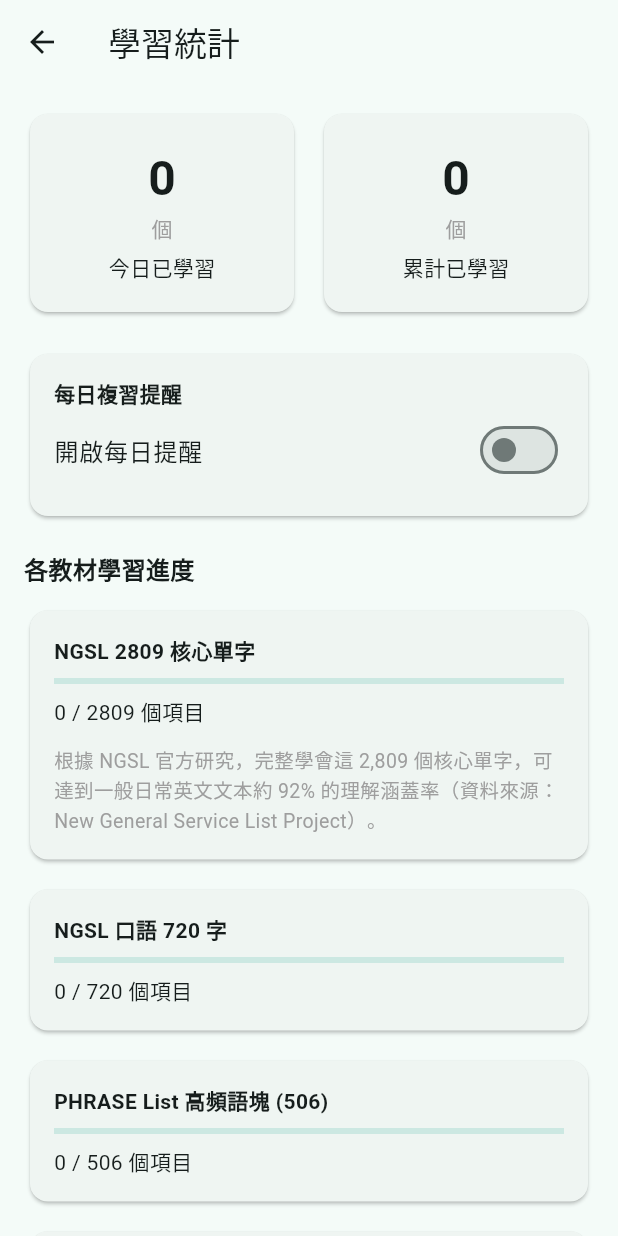
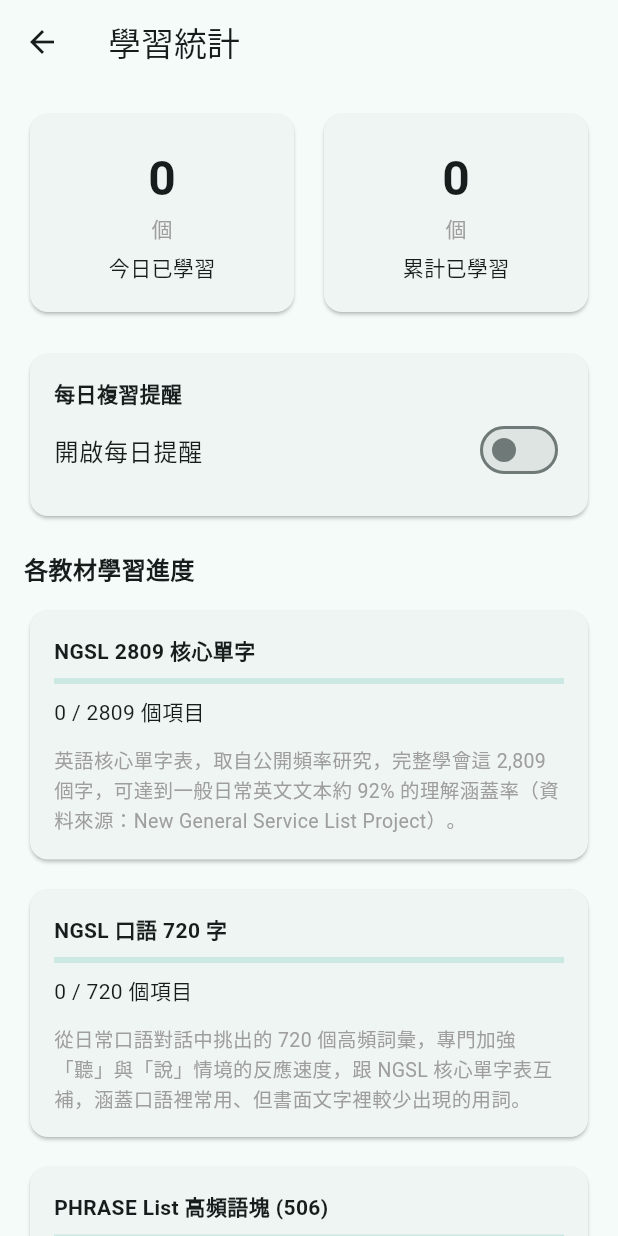
Before and after one commit to lawrence124875/english-learning-app, a Flutter app: the StatsScreen screen opened directly, on a phone screen of 412 x 824 dp. Run offline on Flutter 3.47's test engine with Material 3 defaults, Android fonts, the phone set to English and light mode, and no system bars; our stand-ins replace audio_service, cloud_firestore, firebase_core, firebase_crashlytics, firebase_storage, flutter_local_notifications and 6 more; missing offline and left inert: purchases_flutter; accounts and stored records are empty; network calls fail.

Commit message:
語音測試頁加入還原預設語音按鈕 + 學習統計四份教材都加上說明文字
- TtsService 加入 clearPinnedVoice()，讓使用者可以一鍵還原成系統
  依語言自動挑選的預設語音（不用重裝才能取消手動選定的語音）
- PlaybackSettings.copyWith 加入 clearVoiceId 參數，修正原本 ??
  寫法沒辦法把 voiceId 明確清成 null 的問題
- 學習統計畫面四份教材（NGSL/口語/高頻語塊/片語動詞）現在都有
  各自的說明文字，不再只有 NGSL 那張卡片有介紹

```diff
--- a/lib/domain/models/playback_settings.dart
+++ b/lib/domain/models/playback_settings.dart
@@ -46,6 +46,7 @@ class PlaybackSettings {
     double? intervalSeconds,
     double? speechRate,
     String? voiceId,
+    bool clearVoiceId = false,
     bool? settingsPanelExpanded,
   }) {
     return PlaybackSettings(
@@ -57,7 +58,7 @@ class PlaybackSettings {
       showTranslation: showTranslation ?? this.showTranslation,
       intervalSeconds: intervalSeconds ?? this.intervalSeconds,
       speechRate: speechRate ?? this.speechRate,
-      voiceId: voiceId ?? this.voiceId,
+      voiceId: clearVoiceId ? null : (voiceId ?? this.voiceId),
       settingsPanelExpanded:
           settingsPanelExpanded ?? this.settingsPanelExpanded,
     );
--- a/lib/presentation/screens/stats_screen.dart
+++ b/lib/presentation/screens/stats_screen.dart
@@ -86,10 +86,29 @@ class _DatasetProgressCard extends StatelessWidget {
   final WordDataset dataset;
   const _DatasetProgressCard({required this.dataset});
 
+  static const _descriptions = {
+    'ngsl_2809':
+        '英語核心單字表，取自公開頻率研究，完整學會這 2,809 個字，'
+        '可達到一般日常英文文本約 92% 的理解涵蓋率'
+        '（資料來源：New General Service List Project）。',
+    'ngsl_spoken_720':
+        '從日常口語對話中挑出的 720 個高頻詞彙，專門加強「聽」與「說」'
+        '情境的反應速度，跟 NGSL 核心單字表互補，涵蓋口語裡常用、'
+        '但書面文字裡較少出現的用詞。',
+    'phrase_list_506':
+        '506 個英語母語人士真正常用的固定搭配與語塊（例如 "in order to"、'
+        '"as well as"），不是單字而是「一整組一起記」的片語，能幫助'
+        '說出更自然道地的英文。',
+    'phave_list_150':
+        '收錄 150 個最常用的片語動詞（例如 "look after"、"give up"），'
+        '這類「動詞+介詞」組合是英語學習者公認最難掌握的一塊，'
+        '集中複習這 150 個能涵蓋大部分日常會遇到的片語動詞。',
+  };
+
   @override
   Widget build(BuildContext context) {
     final appState = context.read<AppState>();
-    final isNgsl = dataset.id == 'ngsl_2809';
+    final description = _descriptions[dataset.id];
 
     return Card(
       child: Padding(
@@ -109,13 +128,11 @@ class _DatasetProgressCard extends StatelessWidget {
                 LinearProgressIndicator(value: ratio),
                 const SizedBox(height: 8),
                 Text('$learned / $total 個項目'),
-                if (isNgsl) ...[
+                if (description != null) ...[
                   const SizedBox(height: 12),
-                  const Text(
-                    '根據 NGSL 官方研究，完整學會這 2,809 個核心單字，'
-                    '可達到一般日常英文文本約 92% 的理解涵蓋率'
-                    '（資料來源：New General Service List Project）。',
-                    style: TextStyle(color: Colors.grey, fontSize: 13),
+                  Text(
+                    description,
+                    style: const TextStyle(color: Colors.grey, fontSize: 13),
                   ),
                 ],
               ],
```
Also changed, not shown: lib/data/sources/tts_service.dart (+10 -0 lines), lib/presentation/screens/voice_test_screen.dart (+24 -1 lines).
